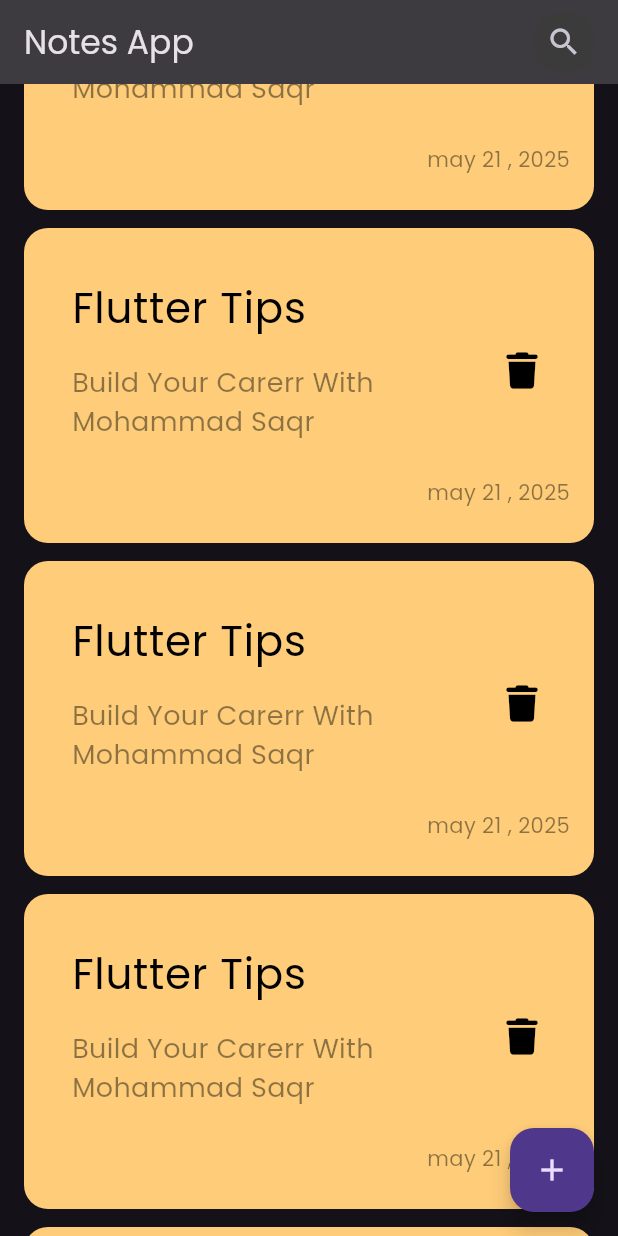
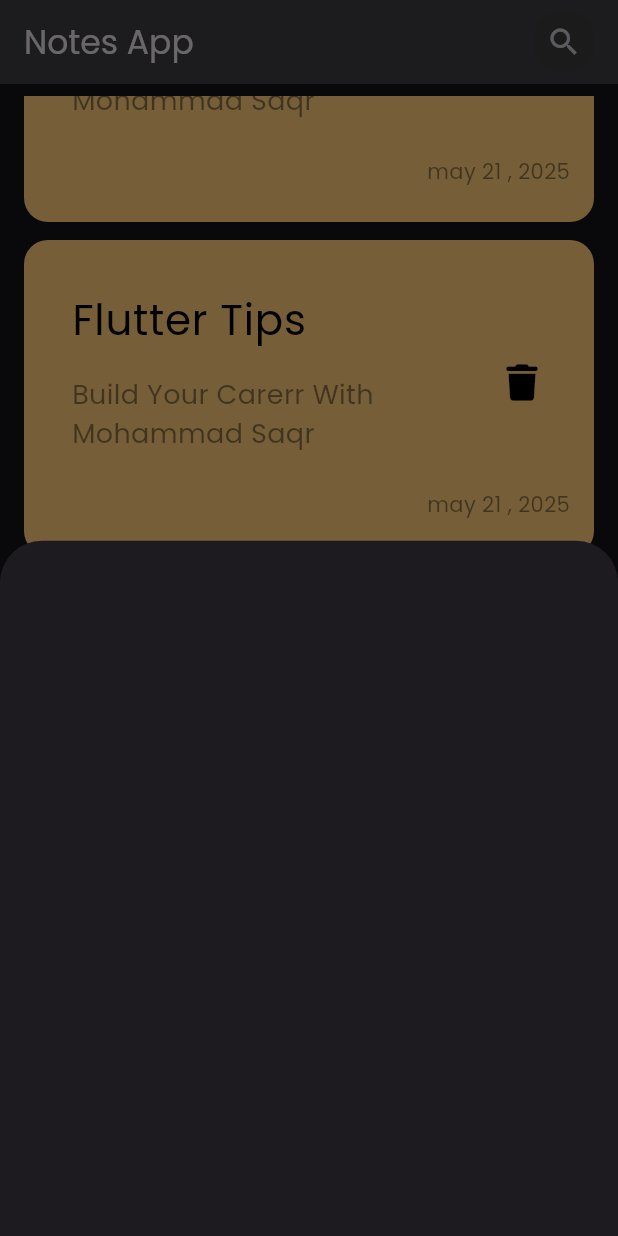
Before and after one commit to MohamedSaqr4/notes_app, a Flutter app: the screen it shows after launch, scrolled down 576 dp, after a tap on the "add" icon, on a phone screen of 412 x 824 dp. Run offline on Flutter 3.47's test engine with Material 3 defaults, Android fonts, the phone set to English and light mode, and no system bars; our stand-ins replace font_awesome_flutter.

Commit message:
Add Note Bottom Sheet

```diff
--- a/lib/views/NotesView.dart
+++ b/lib/views/NotesView.dart
@@ -1,4 +1,5 @@
 import 'package:flutter/material.dart';
+import 'package:note_app/views/widgets/AddNoteBottomSheet.dart';
 import 'package:note_app/views/widgets/CustomSearchIcon.dart';
 import 'package:note_app/views/widgets/NotesViewBody.dart';
 
@@ -21,7 +22,14 @@ class NotesView extends StatelessWidget {
       ),
       body: const NotesViewBody(),
       floatingActionButton: FloatingActionButton(
-        onPressed: () {},
+        onPressed: () {
+          showModalBottomSheet(
+            context: context,
+            builder: (context) {
+              return const AddNoteBottomSheet();
+            },
+          );
+        },
         child: const Icon(Icons.add),
       ),
     );
--- /dev/null
+++ b/lib/views/widgets/AddNoteBottomSheet.dart
@@ -0,0 +1,12 @@
+import 'package:flutter/material.dart';
+
+class AddNoteBottomSheet extends StatelessWidget {
+  const AddNoteBottomSheet({
+    super.key,
+  });
+
+  @override
+  Widget build(BuildContext context) {
+    return Container();
+  }
+}
--- a/lib/views/widgets/NotesListView.dart
+++ b/lib/views/widgets/NotesListView.dart
@@ -8,11 +8,14 @@ class NotesListView extends StatelessWidget {
 
   @override
   Widget build(BuildContext context) {
-    return ListView.builder(itemBuilder: (context, index) {
-      return const Padding(
-        padding: EdgeInsets.symmetric(vertical: 6.0),
-        child: NoteItem(),
-      );
-    });
+    return Padding(
+      padding: const EdgeInsets.only(bottom: 16.0, top: 8),
+      child: ListView.builder(itemBuilder: (context, index) {
+        return const Padding(
+          padding: EdgeInsets.symmetric(vertical: 6.0),
+          child: NoteItem(),
+        );
+      }),
+    );
   }
 }
--- a/lib/views/widgets/NotesViewBody.dart
+++ b/lib/views/widgets/NotesViewBody.dart
@@ -10,7 +10,7 @@ class NotesViewBody extends StatelessWidget {
   Widget build(BuildContext context) {
     return const Padding(
       padding: EdgeInsets.symmetric(horizontal: 16.0),
-      child: Column(children: [Expanded(child: NotesListView())]),
+      child: Column(children: [Expanded(child: NotesListView(),),],),
     );
   }
 }
```
